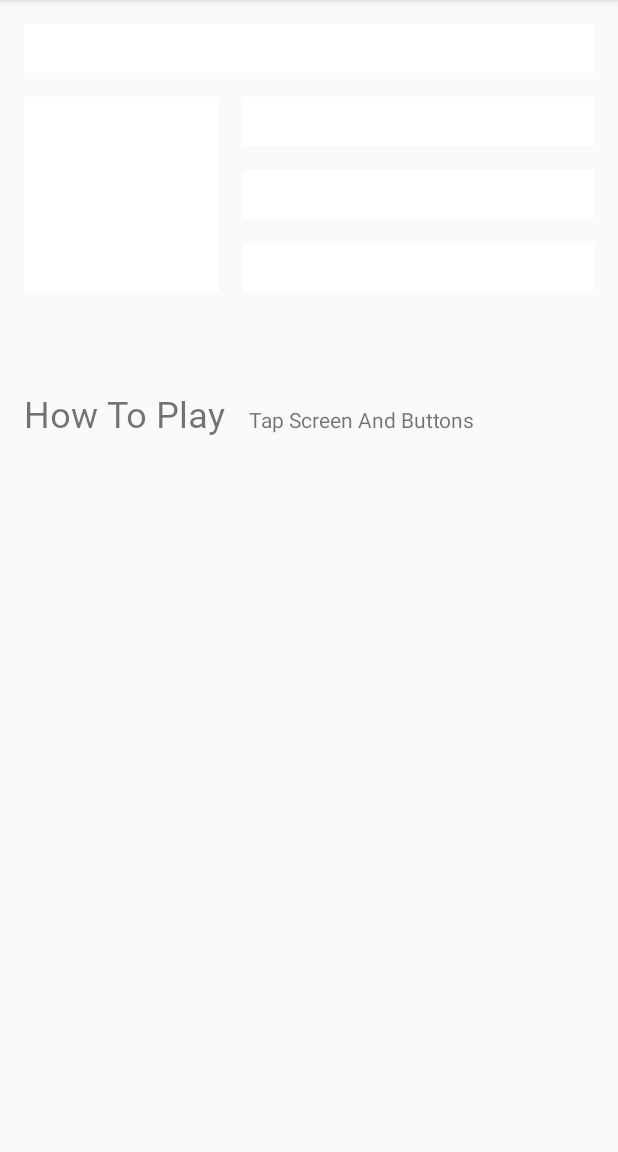
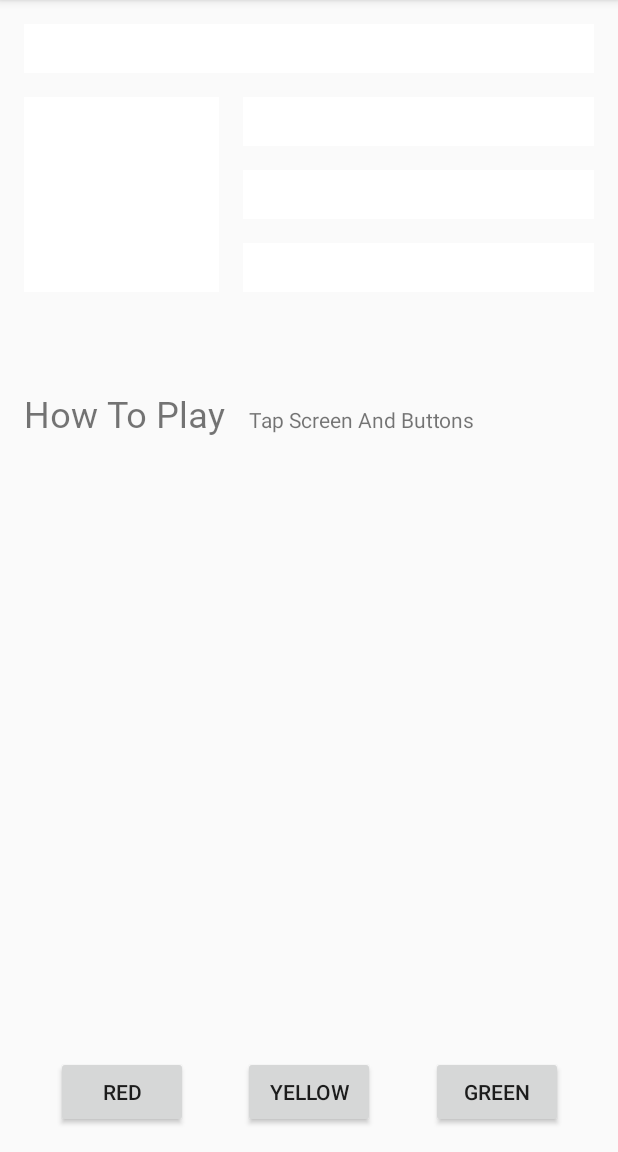
Before and after one commit to LazyDoge/jetpack-kotlin-constraint-layout-ColorMyViews-app, an Android app: the screen it shows after launch (MainActivity), on a phone screen of 412 x 824 dp, the part 84-1236 px from its top. Run offline under Robolectric (Android 15) with nearby library versions, the phone set to English and light mode, and no system bars.

Commit message:
chain constrained buttons row

```diff
--- a/app/src/main/java/com/sky/colormyviews/MainActivity.kt
+++ b/app/src/main/java/com/sky/colormyviews/MainActivity.kt
@@ -17,7 +17,7 @@ class MainActivity : AppCompatActivity() {
     private fun setListeners() {
         val clickableViews: List<View> =
             listOf(box_one_text, box_two_text, box_three_text, box_four_text, box_five_text,
-                constraint_layout)
+                constraint_layout, red_button, yellow_button, green_button)
         for (clickableView in clickableViews) {
             clickableView.setOnClickListener { makeColor(it) }
         }
@@ -32,6 +32,10 @@ class MainActivity : AppCompatActivity() {
             R.id.box_four_text -> view.setBackgroundResource(android.R.color.holo_green_dark)
             R.id.box_five_text -> view.setBackgroundResource(android.R.color.holo_green_light)
 
+            R.id.red_button -> box_three_text.setBackgroundResource(R.color.my_red)
+            R.id.yellow_button -> view.setBackgroundResource(R.color.my_yellow)
+            R.id.green_button -> box_five_text.setBackgroundResource(R.color.my_green)
+
             else -> view.setBackgroundColor(Color.LTGRAY)
         }
     }
--- a/app/src/main/res/layout/activity_main.xml
+++ b/app/src/main/res/layout/activity_main.xml
@@ -99,4 +99,42 @@
         app:layout_constraintTop_toBottomOf="@+id/box_two_text"
         app:layout_constraintVertical_bias="0.114" />
 
+    <Button
+        android:id="@+id/red_button"
+        android:layout_width="wrap_content"
+        android:layout_height="wrap_content"
+        android:layout_marginStart="16dp"
+        android:text="@string/button_red"
+        app:layout_constraintBaseline_toBaselineOf="@+id/yellow_button"
+        app:layout_constraintEnd_toStartOf="@+id/yellow_button"
+        app:layout_constraintHorizontal_bias="0.5"
+        app:layout_constraintStart_toStartOf="parent" />
+
+    <Button
+        android:id="@+id/yellow_button"
+        android:layout_width="wrap_content"
+        android:layout_height="wrap_content"
+        android:layout_marginStart="16dp"
+        android:layout_marginTop="16dp"
+        android:layout_marginEnd="16dp"
+        android:layout_marginBottom="16dp"
+        android:text="@string/button_yellow"
+        app:layout_constraintBottom_toBottomOf="parent"
+        app:layout_constraintEnd_toStartOf="@+id/green_button"
+        app:layout_constraintHorizontal_bias="0.5"
+        app:layout_constraintStart_toEndOf="@+id/red_button"
+        app:layout_constraintTop_toBottomOf="@+id/info_text"
+        app:layout_constraintVertical_bias="1.0" />
+
+    <Button
+        android:id="@+id/green_button"
+        android:layout_width="wrap_content"
+        android:layout_height="wrap_content"
+        android:layout_marginEnd="16dp"
+        android:text="@string/button_green"
+        app:layout_constraintBaseline_toBaselineOf="@+id/yellow_button"
+        app:layout_constraintEnd_toEndOf="parent"
+        app:layout_constraintHorizontal_bias="0.5"
+        app:layout_constraintStart_toEndOf="@+id/yellow_button" />
+
 </androidx.constraintlayout.widget.ConstraintLayout>
--- a/app/src/main/res/values/colors.xml
+++ b/app/src/main/res/values/colors.xml
@@ -3,4 +3,8 @@
     <color name="colorPrimary">#008577</color>
     <color name="colorPrimaryDark">#00574B</color>
     <color name="colorAccent">#D81B60</color>
+
+    <color name="my_red">#E54304</color>
+    <color name="my_green">#12C700</color>
+    <color name="my_yellow">#FFC107</color>
 </resources>
```
